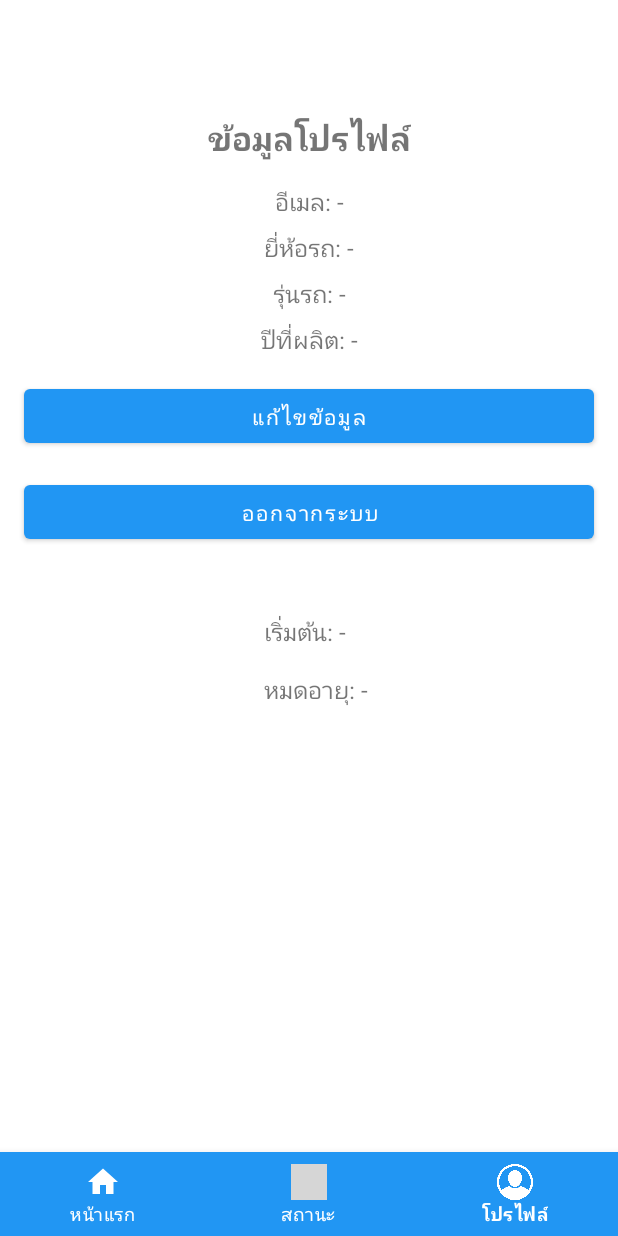
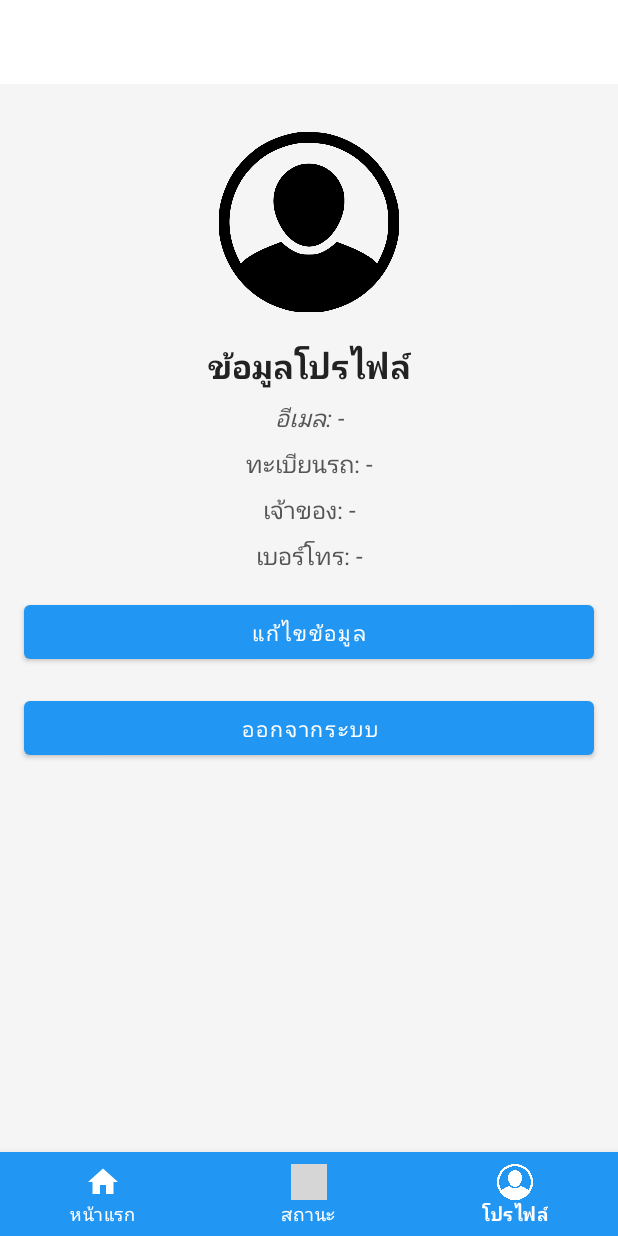
Before and after one commit to NonJirawat/ProjectPagun, an Android app: the ProfileFragment screen opened through its navigation route, on a phone screen of 412 x 824 dp. Run offline under Robolectric (Android 15) with nearby library versions, the light colour scheme and no system bars; our stand-ins replace Firebase (no records; nobody signed in at launch, a user with empty details on screens opened directly), navigation-ui; grey boxes are pictures that could not be loaded.

Commit message:
addplanandprofile...v2

```diff
--- a/app/src/main/java/com/example/projectpagun/ui/SearchInsurance/PlanAdapter.kt
+++ b/app/src/main/java/com/example/projectpagun/ui/SearchInsurance/PlanAdapter.kt
@@ -27,7 +27,10 @@ class PlanAdapter(private val plans: List<InsurancePlan>) :
         holder.binding.tvDetail.text = plan.detail
         holder.binding.tvPrice.text = "ราคา ${plan.price} บาท"
 
-        // 👇 ปุ่มซื้อ -> ไปหน้า ConfirmPurchaseFragment
+        // เพิ่มการแสดงข้อมูลทุนประกันและค่าเสียหายส่วนแรก
+        holder.binding.tvInsuranceAmount.text = "ทุนประกัน: ${plan.insuranceAmount} บาท"
+        holder.binding.tvExcessAmount.text = "ค่าเสียหายส่วนแรก: ${plan.excessAmount} บาท"
+
         holder.binding.btnBuy.setOnClickListener {
             val bundle = Bundle().apply {
                 putString("planId", plan.id)
--- a/app/src/main/java/com/example/projectpagun/ui/profile/ProfileFragment.kt
+++ b/app/src/main/java/com/example/projectpagun/ui/profile/ProfileFragment.kt
@@ -45,23 +45,17 @@ class ProfileFragment : Fragment() {
 
         private fun loadUserProfile() {
             user?.let { u ->
-            db.collection("insurance_plans").document(u.uid)
+                db.collection("insurance_requests")
+                    .whereEqualTo("userId", u.uid)  // ใช้ userId เพื่อดึงข้อมูลจาก Firestore
                     .get()
-                .addOnSuccessListener { document ->
-                    if (document != null && document.exists()) {
-                        binding.tvEmail.text = "อีเมล: ${u.email}"
-                        binding.tvCarBrand.text = "ยี่ห้อรถ: ${document.getString("car_brand") ?: "-"}"
-                        binding.tvCarModel.text = "รุ่นรถ: ${document.getString("car_model") ?: "-"}"
-                        binding.tvCarYear.text = "ปีที่ผลิต: ${document.getString("car_year") ?: "-"}"
-
-                        val startDateTimestamp = document.getTimestamp("start_date")
-                        val endDateTimestamp = document.getTimestamp("end_date")
-
-                        val startDateString = startDateTimestamp?.toDate()?.toString() ?: "-"
-                        val endDateString = endDateTimestamp?.toDate()?.toString() ?: "-"
-
-                        binding.tvStartDate.text = "เริ่มต้น: $startDateString"
-                        binding.tvEndDate.text = "หมดอายุ: $endDateString"
+                    .addOnSuccessListener { documents ->
+                        if (!documents.isEmpty) {
+                            val document = documents.first()
+                            // แสดงข้อมูลที่ต้องการ
+                            binding.tvEmail.text = "อีเมล: ${u.email ?: "-"}"
+                            binding.tvCarBrand.text = "ทะเบียนรถ: ${document.getString("licensePlate") ?: "-"}"
+                            binding.tvCarModel.text = "เจ้าของ: ${document.getString("ownerName") ?: "-"}"
+                            binding.tvPhone.text = "เบอร์โทร: ${document.getString("phone") ?: "-"}"
                         }
                     }
                     .addOnFailureListener { e ->
@@ -70,7 +64,6 @@ class ProfileFragment : Fragment() {
             }
         }
 
-
         override fun onDestroyView() {
             super.onDestroyView()
             _binding = null
--- a/app/src/main/res/layout/fragment_profile.xml
+++ b/app/src/main/res/layout/fragment_profile.xml
@@ -1,13 +1,27 @@
 <?xml version="1.0" encoding="utf-8"?>
-<androidx.constraintlayout.widget.ConstraintLayout
-    xmlns:android="http://schemas.android.com/apk/res/android"
+<androidx.constraintlayout.widget.ConstraintLayout xmlns:android="http://schemas.android.com/apk/res/android"
     xmlns:app="http://schemas.android.com/apk/res-auto"
     xmlns:tools="http://schemas.android.com/tools"
     android:layout_width="match_parent"
     android:layout_height="match_parent"
+    android:background="#F5F5F5"
     tools:context=".ui.profile.ProfileFragment">
 
-    <!-- หัวข้อโปรไฟล์ -->
+    <!-- รูปโปรไฟล์ -->
+    <com.google.android.material.imageview.ShapeableImageView
+        android:id="@+id/imgProfile"
+        android:layout_width="120dp"
+        android:layout_height="120dp"
+        android:layout_marginTop="32dp"
+        android:layout_marginStart="16dp"
+        android:layout_marginEnd="16dp"
+        android:scaleType="centerCrop"
+        android:src="@drawable/ic_profile"
+        app:layout_constraintTop_toTopOf="parent"
+        app:layout_constraintStart_toStartOf="parent"
+        app:layout_constraintEnd_toEndOf="parent"/>
+
+    <!-- ข้อมูลโปรไฟล์ -->
     <TextView
         android:id="@+id/tvProfileTitle"
         android:layout_width="wrap_content"
@@ -15,103 +29,89 @@
         android:text="ข้อมูลโปรไฟล์"
         android:textSize="22sp"
         android:textStyle="bold"
-        app:layout_constraintTop_toTopOf="parent"
+        android:textColor="#222222"
+        app:layout_constraintTop_toBottomOf="@id/imgProfile"
         app:layout_constraintStart_toStartOf="parent"
         app:layout_constraintEnd_toEndOf="parent"
         android:layout_marginTop="20dp"/>
 
-    <!-- แสดงอีเมลของผู้ใช้ -->
+    <!-- อีเมล -->
     <TextView
         android:id="@+id/tvEmail"
         android:layout_width="wrap_content"
         android:layout_height="wrap_content"
         android:text="อีเมล: -"
         android:textSize="16sp"
+        android:textColor="#555555"
+        android:layout_marginTop="8dp"
+        android:textStyle="italic"
         app:layout_constraintTop_toBottomOf="@id/tvProfileTitle"
         app:layout_constraintStart_toStartOf="parent"
-        app:layout_constraintEnd_toEndOf="parent"
-        android:layout_marginTop="16dp"/>
+        app:layout_constraintEnd_toEndOf="parent"/>
 
-    <!-- ข้อมูลรถยนต์ -->
+    <!-- ทะเบียนรถ -->
     <TextView
         android:id="@+id/tvCarBrand"
         android:layout_width="wrap_content"
         android:layout_height="wrap_content"
-        android:text="ยี่ห้อรถ: -"
+        android:text="ทะเบียนรถ: -"
         android:textSize="16sp"
+        android:textColor="#555555"
+        android:layout_marginTop="8dp"
         app:layout_constraintTop_toBottomOf="@id/tvEmail"
         app:layout_constraintStart_toStartOf="parent"
-        app:layout_constraintEnd_toEndOf="parent"
-        android:layout_marginTop="8dp"/>
+        app:layout_constraintEnd_toEndOf="parent"/>
 
+    <!-- เจ้าของ -->
     <TextView
         android:id="@+id/tvCarModel"
         android:layout_width="wrap_content"
         android:layout_height="wrap_content"
-        android:text="รุ่นรถ: -"
+        android:text="เจ้าของ: -"
         android:textSize="16sp"
+        android:textColor="#555555"
+        android:layout_marginTop="8dp"
         app:layout_constraintTop_toBottomOf="@id/tvCarBrand"
         app:layout_constraintStart_toStartOf="parent"
-        app:layout_constraintEnd_toEndOf="parent"
-        android:layout_marginTop="8dp"/>
+        app:layout_constraintEnd_toEndOf="parent"/>
 
+    <!-- เบอร์โทร -->
     <TextView
-        android:id="@+id/tvCarYear"
+        android:id="@+id/tvPhone"
         android:layout_width="wrap_content"
         android:layout_height="wrap_content"
-        android:text="ปีที่ผลิต: -"
+        android:text="เบอร์โทร: -"
         android:textSize="16sp"
+        android:textColor="#555555"
+        android:layout_marginTop="8dp"
         app:layout_constraintTop_toBottomOf="@id/tvCarModel"
         app:layout_constraintStart_toStartOf="parent"
-        app:layout_constraintEnd_toEndOf="parent"
-        android:layout_marginTop="8dp"/>
+        app:layout_constraintEnd_toEndOf="parent"/>
 
-    <!-- ปุ่มแก้ไขข้อมูล -->
-
-    <!-- ปุ่ม Logout -->
 
     <Button
         android:id="@+id/btnLogout"
         android:layout_width="match_parent"
         android:layout_height="wrap_content"
+        android:text="ออกจากระบบ"
         android:layout_margin="16dp"
-        android:layout_marginTop="24dp"
-        android:text="ออกจากระบบ"
         app:layout_constraintEnd_toEndOf="parent"
         app:layout_constraintStart_toStartOf="parent"
-        app:layout_constraintTop_toBottomOf="@id/btnEditProfile" />
-
+        app:layout_constraintTop_toBottomOf="@id/btnEditProfile"/>
     <Button
         android:id="@+id/btnEditProfile"
         android:layout_width="match_parent"
         android:layout_height="wrap_content"
         android:layout_margin="16dp"
-        android:layout_marginTop="432dp"
         android:text="แก้ไขข้อมูล"
         app:layout_constraintEnd_toEndOf="parent"
         app:layout_constraintStart_toStartOf="parent"
-        app:layout_constraintTop_toBottomOf="@id/tvCarYear" />
+        app:layout_constraintTop_toBottomOf="@id/tvPhone"/>
 
-    <TextView
-        android:id="@+id/tvStartDate"
-        android:layout_width="wrap_content"
-        android:layout_height="wrap_content"
-        android:layout_marginStart="176dp"
-        android:layout_marginTop="172dp"
-        android:text="เริ่มต้น: -"
-        android:textSize="16sp"
-        app:layout_constraintStart_toStartOf="parent"
-        app:layout_constraintTop_toBottomOf="@id/tvCarYear" />
+    <!-- ปุ่ม Logout -->
 
-    <TextView
-        android:id="@+id/tvEndDate"
-        android:layout_width="wrap_content"
-        android:layout_height="wrap_content"
-        android:layout_marginStart="176dp"
-        android:layout_marginTop="16dp"
-        android:text="หมดอายุ: -"
-        android:textSize="16sp"
-        app:layout_constraintStart_toStartOf="parent"
-        app:layout_constraintTop_toBottomOf="@id/tvStartDate" />
+
+
+
 
 </androidx.constraintlayout.widget.ConstraintLayout>
```
Also changed, not shown: app/src/main/java/com/example/projectpagun/ui/SearchInsurance/SearchInsuranceFragment.kt (+6 -3 lines), app/src/main/java/com/example/projectpagun/ui/admin/AddPlanActivity.kt (+12 -2 lines), app/src/main/res/layout/activity_add_plan.xml (+21 -2 lines), app/src/main/res/layout/activity_admin.xml (+41 -33 lines), app/src/main/res/layout/item_insurance_plan.xml (+18 -0 lines), app/src/main/res/drawable/admin_pimsub.png (added). Lines whose indentation alone changed are shown as unchanged.
